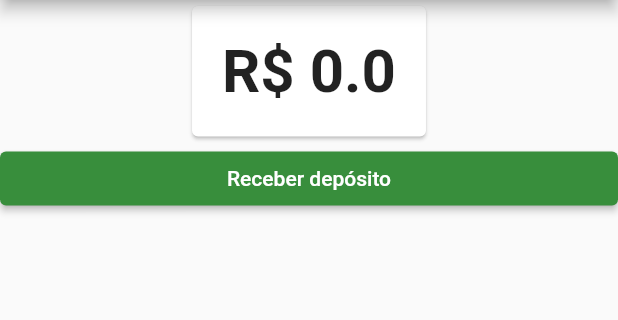
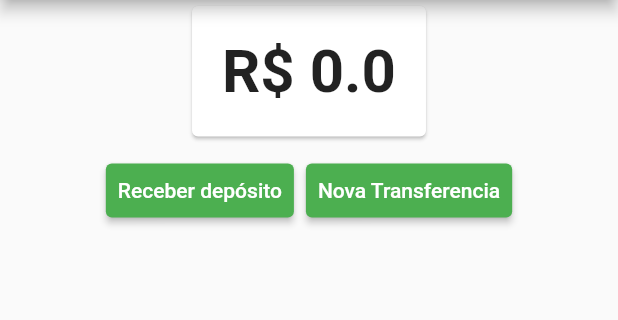
Before and after one commit to fabiocostadeoliveira/curso-flutter-app-bytebank, a Flutter app: the screen it shows after launch, on a phone screen of 412 x 824 dp, the part 84-404 px from its top. Run offline on Flutter 3.47's test engine with Material 2 defaults, Android fonts, the phone set to English and light mode, and no system bars.

Commit message:
Integrando transferencia com saldo

```diff
--- /dev/null
+++ b/lib/models/transferencias.dart
@@ -0,0 +1,13 @@
+import 'package:bytebank/models/transferencia.dart';
+import 'package:flutter/material.dart';
+
+class Transferencias extends ChangeNotifier {
+  final List<Transferencia> _transferencia = [];
+
+  List<Transferencia> get transferencia => this._transferencia;
+
+  adicionar(Transferencia novaTransferencia) {
+    transferencia.add(novaTransferencia);
+    notifyListeners();
+  }
+}
--- a/lib/screens/dashboards/dashboard.dart
+++ b/lib/screens/dashboards/dashboard.dart
@@ -1,8 +1,7 @@
-import 'package:bytebank/models/saldo.dart';
 import 'package:bytebank/screens/dashboards/saldoCard.dart';
 import 'package:bytebank/screens/deposito/formulario.dart';
+import 'package:bytebank/screens/transferencias/formulario.dart';
 import 'package:flutter/material.dart';
-import 'package:provider/provider.dart';
 
 class Dashboard extends StatelessWidget {
   Widget build(BuildContext context) {
@@ -15,14 +14,32 @@ class Dashboard extends StatelessWidget {
             alignment: Alignment.topCenter,
             child: SaldoCard(),
           ),
+          ButtonBar(
+            alignment: MainAxisAlignment.center,
+            children: <Widget>[
               RaisedButton(
                 child: Text('Receber depósito'),
+                color: Colors.green,
                 onPressed: () {
                   Navigator.push(context, MaterialPageRoute(builder: (context) {
                     return FormularioDeposito();
                   }));
                 },
-          )
+              ),
+              RaisedButton(
+                color: Colors.green,
+                child: Text('Nova Transferencia'),
+                onPressed: () {
+                  Navigator.push(
+                    context,
+                    MaterialPageRoute(builder: (context) {
+                      return FormularioTransferencia();
+                    }),
+                  );
+                },
+              ),
+            ],
+          ),
         ]));
   }
 }
```
Also changed, not shown: lib/main.dart (+10 -2 lines), lib/screens/transferencias/formulario.dart (+14 -10 lines). Lines whose indentation alone changed are shown as unchanged.
